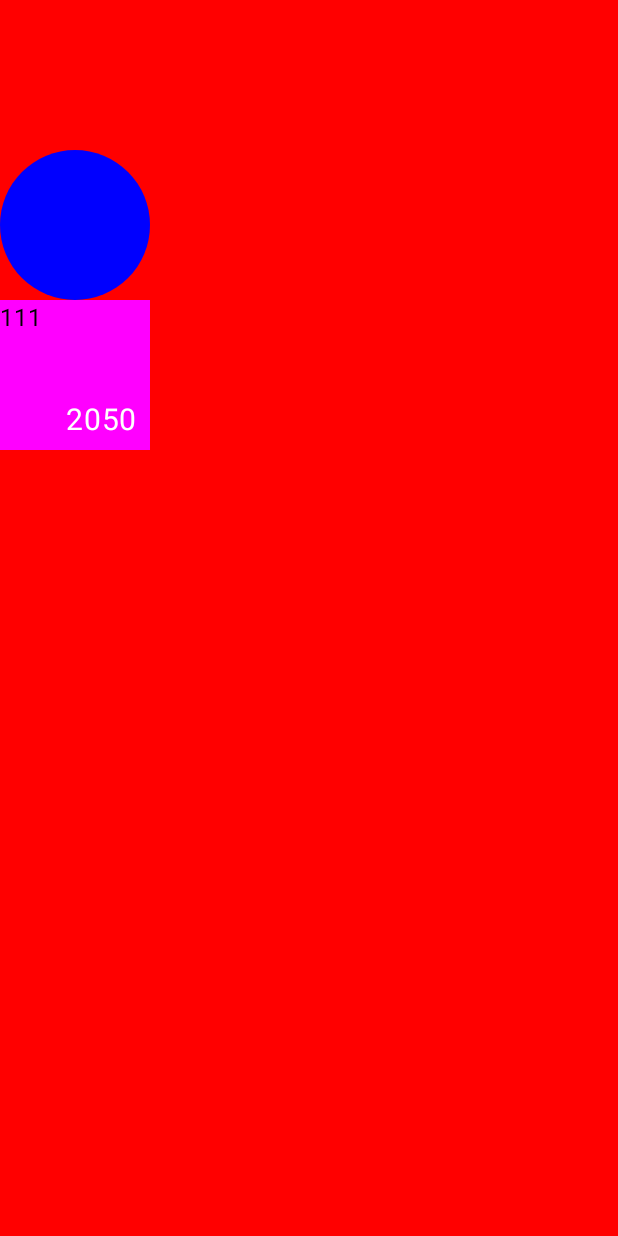
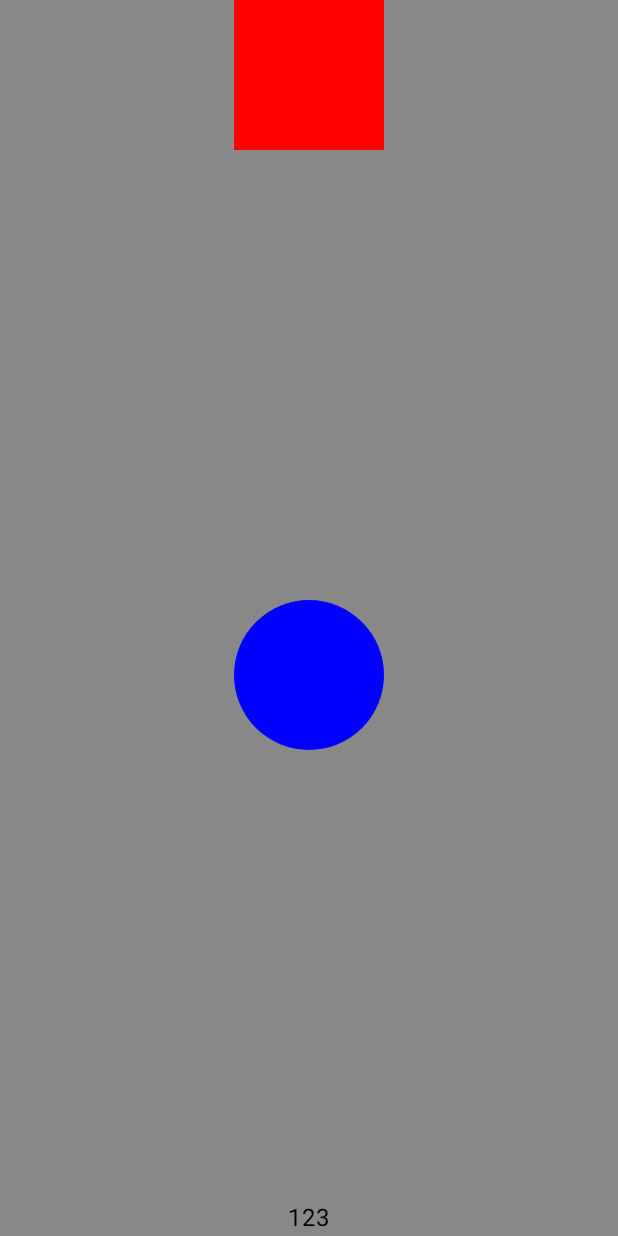
Before and after one commit to luiscastrodev/CourseCompose, an Android app built with Jetpack Compose: the screen it shows after launch (MainActivity), on a phone screen of 412 x 824 dp. Run offline under Robolectric (Android 15) with nearby library versions, the phone set to English and light mode, and no system bars.

Commit message:
Column, Row, Text

```diff
--- a/app/src/main/java/br/com/meuprimeiroprojetocompose/MainActivity.kt
+++ b/app/src/main/java/br/com/meuprimeiroprojetocompose/MainActivity.kt
@@ -6,6 +6,8 @@ import android.widget.Toast
 import androidx.activity.ComponentActivity
 import androidx.activity.compose.setContent
 import androidx.compose.foundation.Image
+import androidx.compose.foundation.background
+import androidx.compose.foundation.layout.Arrangement
 import androidx.compose.foundation.layout.Box
 import androidx.compose.foundation.layout.Column
 import androidx.compose.foundation.layout.Row
@@ -66,14 +68,17 @@ class MainActivity : ComponentActivity() {
     }
 
     @SuppressLint("UnusedMaterial3ScaffoldPaddingParameter")
-    @OptIn(ExperimentalMaterial3Api::class)
     @Preview(showBackground = true)
     @Composable
     fun MyComposeFunction() {
         Column(
             modifier = Modifier
                 .fillMaxHeight()
-                .fillMaxHeight(),
+                .fillMaxHeight()
+                .fillMaxSize()
+                .background(Color.Gray),
+            horizontalAlignment = Alignment.CenterHorizontally,
+            verticalArrangement = Arrangement.SpaceBetween
         ) {
             Surface(
                 color = Color.Red, modifier = Modifier
@@ -91,48 +96,12 @@ class MainActivity : ComponentActivity() {
             ) {
 
             }
-            Surface(
-                color = Color.Magenta, modifier = Modifier
-                    .width(100.dp)
-                    .height(100.dp)
-            ) {
-                Box {
 
-                    Column() {
-
-                        Row() {
-                            Text(text = "1")
-                            Text(text = "1")
-                            Text(text = "1")
-                        }
-                        Spacer(modifier = Modifier.height(100.dp))
-                        Image(
-                            painter = painterResource(id = R.drawable.icon),
-                            contentDescription = "Image 1"
-                        )
-                    }
-                    Text(
-                        text = "2050",
-                        fontSize = 20.sp,
-                        color = Color.White,
-                        modifier = Modifier
-                            .align(Alignment.BottomEnd)
-                            .padding(8.dp),
-                    )
-                }
+            Row() {
+                Text(text = "1")
+                Text(text = "2")
+                Text(text = "3")
             }
         }
-        /*Scaffold(
-            topBar = {
-                TopAppBar(
-                    title = { Text(text = "Projeto Novo") },
-                    navigationIcon = {
-                        IconButton(onClick = { showMessage() }) {
-                            Icon(Icons.Filled.Menu, contentDescription = "Menu")
-                        }
-                    }
-                )
-            },
-        ) {}*/
     }
 }
```
